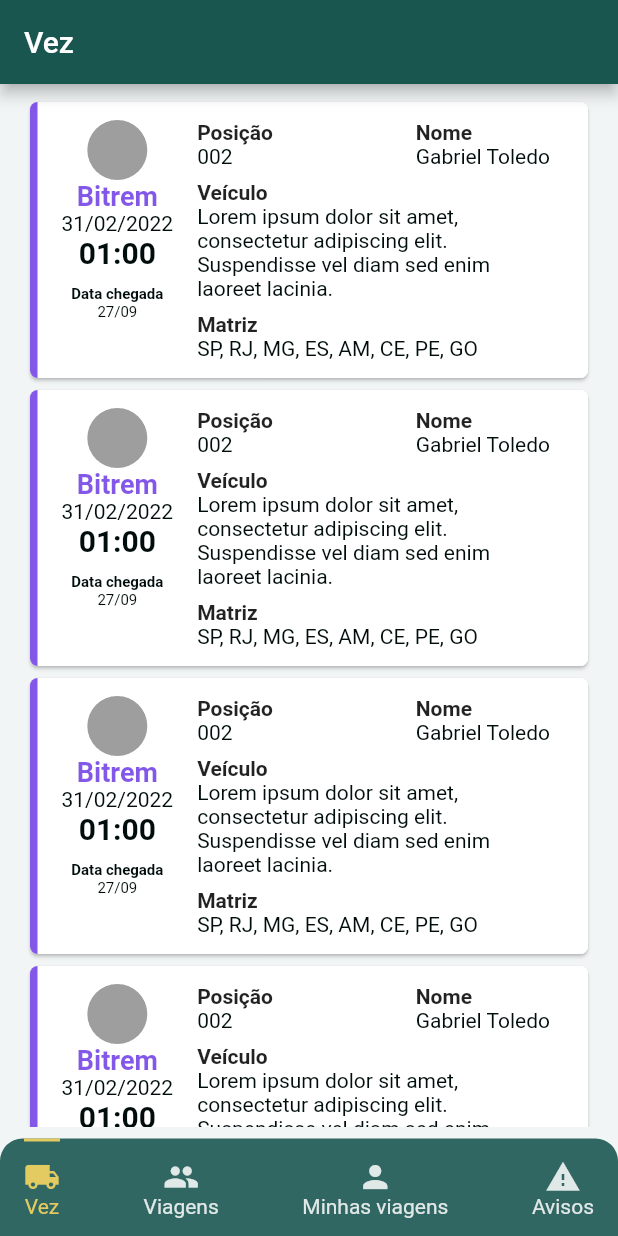
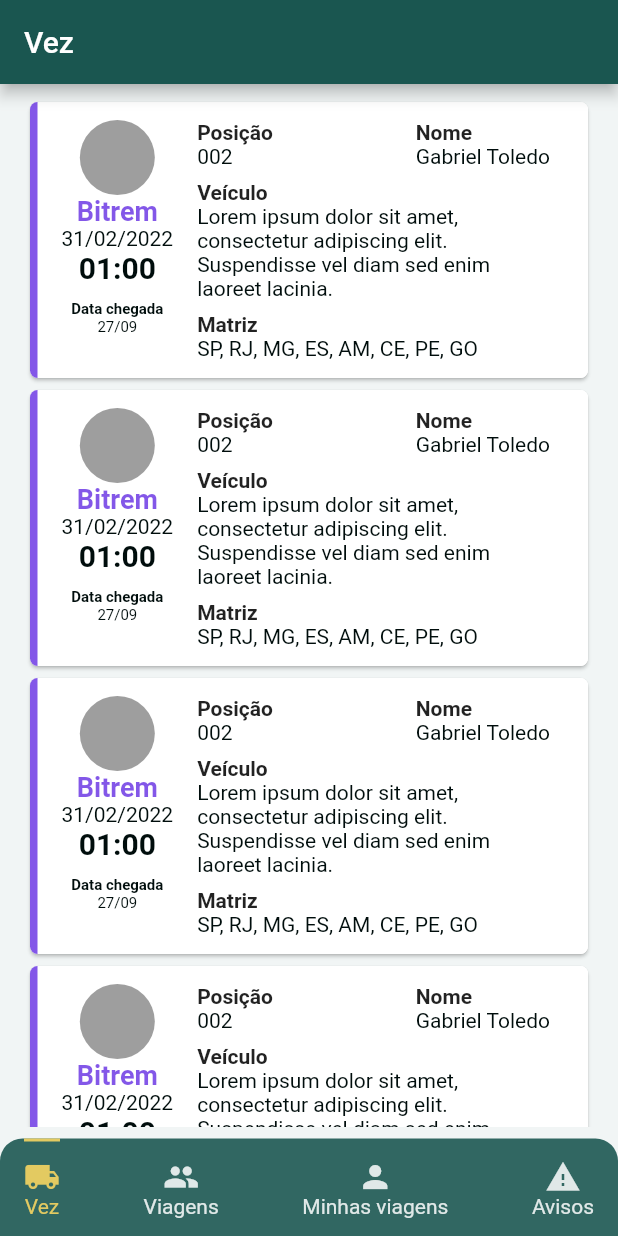
Before and after one commit to Wxze/desafio_coopertransc, a Flutter app: the HomeView screen opened by its route, on a phone screen of 412 x 824 dp. Run offline on Flutter 3.47's test engine with Material 2 defaults, Android fonts, the light colour scheme and no system bars.

Commit message:
Change size of user image

```diff
--- a/lib/widgets/turn_list_card.dart
+++ b/lib/widgets/turn_list_card.dart
@@ -21,6 +21,7 @@ class _DateTimeSection extends StatelessWidget {
       children: [
         Column(children: [
           CircleAvatar(
+            radius: 25,
             backgroundColor: Colors.grey.shade500,
           ),
           Text(truck,
```
